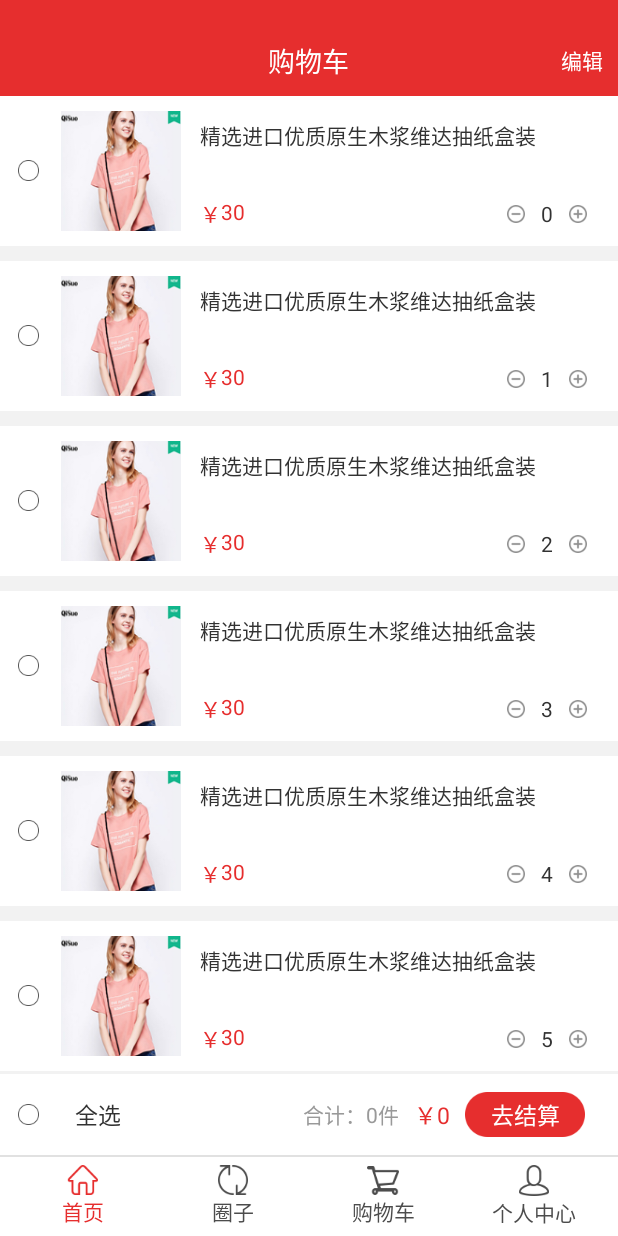
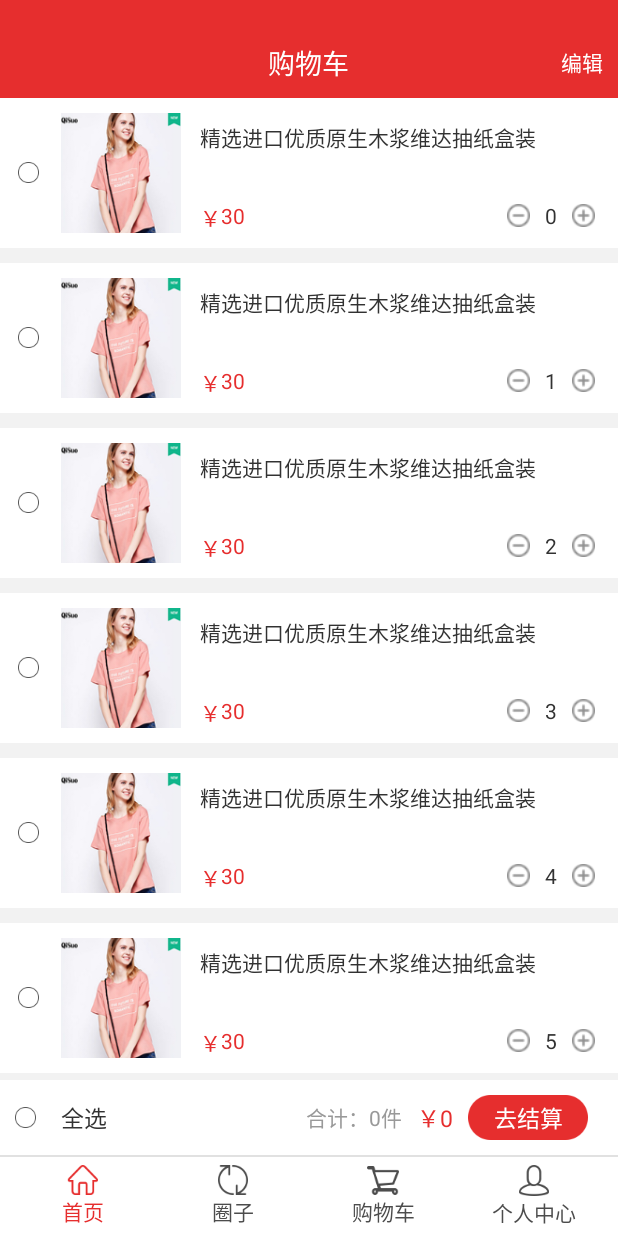
Before and after one commit to menglanlvcongrui/Shopping, an Android app: the fragment ShoppingcartFragment placed in its activity, on a phone screen of 412 x 824 dp. Run offline under Robolectric (Android 15) with nearby library versions, the phone set to English and light mode, and no system bars.

Commit message:
页面调整

```diff
--- a/app/src/main/java/com/example/administrator/shopping/adapter/ShoppingcartAdapter.java
+++ b/app/src/main/java/com/example/administrator/shopping/adapter/ShoppingcartAdapter.java
@@ -15,9 +15,9 @@ import android.widget.LinearLayout;
 import android.widget.TextView;
 
 import com.example.administrator.shopping.R;
+import com.example.administrator.shopping.bean.CartBean;
 import com.example.administrator.shopping.fragment.ShoppingcartFragment;
 
-import java.util.ArrayList;
 import java.util.List;
 
 /**
@@ -27,105 +27,79 @@ import java.util.List;
 public class ShoppingcartAdapter extends BaseAdapter implements View.OnClickListener {
     LayoutInflater infater = null;
     Context context;
-    List<String> cartlist;
-    //    List<CartBean> cartlist;
+    //    List<String> cartlist;
+    List<CartBean> cartlist;
     boolean[] isselect;//表示是否选中数组
-    int[] moneylist;//表示价格数组
-    int[] numberlist;//表示数量数组
     int total = 0, count = 0;//总价,件数
-    int[] finish_isVisible;//是否显示完成页面
-    int[] edit_isVisible;//是否显示编辑页面
-    int[] finishlist;//数据更新，计数数组（是否更新数据）
     public Handler handler = new Handler() {
         @Override
         public void handleMessage(Message msg) {
             switch (msg.what) {
                 case 0x01://表示全选
                     for (int i = 0; i < cartlist.size(); i++) {
-                        isselect[i] = true;
+//                        isselect[i] = true;
+                        cartlist.get(i).setIsselect(true);
                         notifyDataSetChanged();
                     }
                     break;
                 case 0x02://表示全不选
                     for (int i = 0; i < cartlist.size(); i++) {
-                        isselect[i] = false;
+//                        isselect[i] = false;
+                        cartlist.get(i).setIsselect(false);
                         notifyDataSetChanged();
                     }
                     break;
                 case 0x03://完成界面，进入编辑模式
                     for (int i = 0; i < cartlist.size(); i++) {
-                        finish_isVisible[i] = View.VISIBLE;
-                        edit_isVisible[i] = View.GONE;
+                        cartlist.get(i).setFinish_isVisible(View.VISIBLE);
+                        cartlist.get(i).setEdit_isVisible(View.GONE);
+//                        finish_isVisible[i] = View.VISIBLE;
+//                        edit_isVisible[i] = View.GONE;
                     }
-                    finishlist = numberlist;
+                    for (int i = 0; i < cartlist.size(); i++) {
+//                        finishlist = numberlist;
+                        cartlist.get(i).setFinishlist( cartlist.get(i).getNumberlist());
+                    }
+
                     notifyDataSetInvalidated();
                     break;
                 case 0x04://编辑界面，进入完成界面（操作完成）
                     for (int i = 0; i < cartlist.size(); i++) {
-                        finish_isVisible[i] = View.GONE;
-                        edit_isVisible[i] = View.VISIBLE;
+                        cartlist.get(i).setFinish_isVisible( View.GONE);
+                        cartlist.get(i).setEdit_isVisible(View.VISIBLE);
                     }
-                    numberlist = finishlist;
+                    for (int i = 0; i < cartlist.size(); i++) {
+//                         numberlist= finishlist;
+                        cartlist.get(i).setNumberlist( cartlist.get(i).getFinishlist());
+                    }
                     notifyDataSetInvalidated();
                     break;
                 case 0x05://删除item（购物车）
                     for (int i = 0; i < cartlist.size(); i++) {
-                        if (isselect[i]) {
-                            deleteItem(i);
-                        }
+                        cartlist.get(i).setFinish_isVisible( View.GONE);
+                        cartlist.get(i).setEdit_isVisible(View.VISIBLE);
                     }
+                    for (int i = 0; i < cartlist.size(); i++) {
+//                         numberlist= finishlist;
+                        cartlist.get(i).setNumberlist( cartlist.get(i).getFinishlist());
+                    }
+                    notifyDataSetInvalidated();
                     break;
             }
         }
     };
-
-    public void deleteItem(int position) {
-//        boolean[] isselect;//表示是否选中数组
-//        int[] moneylist;//表示价格数组
-//        int[] numberlist;//表示数量数组
-//        int total = 0, count = 0;//总价,件数
-//        int[] finish_isVisible;//是否显示完成页面
-//        int[] edit_isVisible;//是否显示编辑页面
-//        int[] finishlist;//数据更新，计数数组（是否更新数据）
-
-//        moneylist = deleteArr(moneylist, b);
-
-    }
-
-    private static Integer[] deleteArr(int[] arr1, int[] arr2) {//原数组//需要删除数组
-        List<Integer> list = new ArrayList<>();
-        for (int str : arr1) {          //处理第一个数组,list里面的值为
-//            if (!list.contains(str)) {
-            list.add(str);
-//            }
-        }
-        for (int str : arr2) {   //如果第二个数组存在和第一个数组相同的值，就删除
-            if (list.contains(str)) {
-                list.remove(str);
-            }
-        }
-        Integer[] result = {};   //创建空数组
-        return list.toArray(result);    //List to Array
-    }
-
-    public ShoppingcartAdapter(Context context, List<String> cartlist) {
+public List<CartBean> getCartlist(){
+    return cartlist;
+}
+public void setList( List<CartBean> cartlist){
+    isselect = new boolean[cartlist.size()];
+    this.cartlist=cartlist;
+}
+    public ShoppingcartAdapter(Context context, List<CartBean> cartlist) {
         this.context = context;
+        this.cartlist = cartlist;
         isselect = new boolean[cartlist.size()];
-        moneylist = new int[cartlist.size()];
-        numberlist = new int[cartlist.size()];
-        finish_isVisible = new int[cartlist.size()];
-        edit_isVisible = new int[cartlist.size()];
-        finishlist = new int[cartlist.size()];
-        for (int i = 0; i < cartlist.size(); i++) {
-            numberlist[i] = i;
-            finishlist[i] = i;
-            isselect[i] = false;
-            finish_isVisible[i] = View.GONE;
-            edit_isVisible[i] = View.VISIBLE;
-        }
         infater = (LayoutInflater) context.getSystemService(Context.LAYOUT_INFLATER_SERVICE);
-        this.cartlist = cartlist;
-
     }
 
 
@@ -158,11 +132,20 @@ public class ShoppingcartAdapter extends BaseAdapter implements View.OnClickList
             view = convertview;
             holder = (ViewHolder) convertview.getTag();
         }
-        holder.numbers.setText(numberlist[position] + "");
-        holder.number.setText(finishlist[position] + "");
-        holder.check_cart.setChecked(isselect[position]);
-        holder.liner_edit.setVisibility(edit_isVisible[position]);
-        holder.liner_finish.setVisibility(finish_isVisible[position]);
+        CartBean cartBean = cartlist.get(position);
+        if (cartBean.getEdit_isVisible() == View.GONE) {
+            holder.liner_edit.setVisibility(View.GONE);
+        } else {
+            holder.liner_edit.setVisibility(View.VISIBLE);
+        }
+        if (cartBean.getFinish_isVisible() == View.GONE) {
+            holder.liner_finish.setVisibility(View.GONE);
+        } else {
+            holder.liner_finish.setVisibility(View.VISIBLE);
+        }
+        holder.numbers.setText(cartBean.getNumberlist() + "");
+        holder.number.setText(cartBean.getFinishlist() + "");
+        holder.check_cart.setChecked(cartBean.isselect());
         holder.itempayment.setOnClickListener(new View.OnClickListener() {
             @Override
             public void onClick(View v) {
@@ -174,9 +157,10 @@ public class ShoppingcartAdapter extends BaseAdapter implements View.OnClickList
             @Override
             public void onClick(View v) {
                 for (int i = 0; i < cartlist.size(); i++) {
-                    if (finishlist[i] > 0) {
+                    if (cartlist.get(i).getFinishlist() > 0) {
                         if (position == i) {
-                            finishlist[position]--;
+//                            finishlist[position]--;
+                            cartlist.get(i).setFinishlist(cartlist.get(i).getFinishlist() - 1);
                             notifyDataSetChanged();
                         }
                     }
@@ -188,7 +172,8 @@ public class ShoppingcartAdapter extends BaseAdapter implements View.OnClickList
             public void onClick(View v) {
                 for (int i = 0; i < cartlist.size(); i++) {
                     if (position == i) {
-                        finishlist[position]++;
+                        cartlist.get(i).setFinishlist(cartlist.get(i).getFinishlist() + 1);
+//                        finishlist[position]++;
                         notifyDataSetChanged();
                     }
                 }
@@ -203,15 +188,16 @@ public class ShoppingcartAdapter extends BaseAdapter implements View.OnClickList
                 total = 0;
                 count = 0;
                 for (int i = 0; i < cartlist.size(); i++) {
-                    if (numberlist[i] > 0) {
+                    if (cartlist.get(i).getNumberlist()> 0) {
                         if (position == i) {
-                            numberlist[position]--;
+//                            numberlist[position]--;
+                            cartlist.get(i).setNumberlist(cartlist.get(i).getNumberlist() - 1);
                             notifyDataSetChanged();
                         }
                     }
-                    if (isselect[i]) {
-                        total = total + 30 * numberlist[i];
-                        count += numberlist[i];
+                    if (cartlist.get(i).isselect()) {
+                        total = total + 30 * cartlist.get(i).getNumberlist();
+                        count += cartlist.get(i).getNumberlist();
                     }
                 }
                 Message message = ShoppingcartFragment.handler.obtainMessage();
@@ -230,12 +216,13 @@ public class ShoppingcartAdapter extends BaseAdapter implements View.OnClickList
                 count = 0;
                 for (int i = 0; i < cartlist.size(); i++) {
                     if (position == i) {
-                        numberlist[position]++;
+//                        numberlist[position]++;
+                        cartlist.get(i).setNumberlist(cartlist.get(i).getNumberlist() + 1);
                         notifyDataSetChanged();
                     }
-                    if (isselect[i]) {
-                        count += numberlist[i];
-                        total = total + 30 * numberlist[i];
+                    if (cartlist.get(i).isselect()) {
+                        count += cartlist.get(i).getNumberlist();
+                        total = total + 30 * cartlist.get(i).getNumberlist();
                     }
                 }
                 Message message = ShoppingcartFragment.handler.obtainMessage();
@@ -251,18 +238,21 @@ public class ShoppingcartAdapter extends BaseAdapter implements View.OnClickList
         holder.check_cart.setOnCheckedChangeListener(new CompoundButton.OnCheckedChangeListener() {
             @Override
             public void onCheckedChanged(CompoundButton buttonView, boolean isChecked) {
+                if (!buttonView.isPressed()) return;//设置点击才会执行，否则不执行
                 total = 0;
                 count = 0;
                 for (int i = 0; i < cartlist.size(); i++) {
                     if (position == i) {
-                        isselect[position] = isChecked;
+                        cartlist.get(position).setIsselect(isChecked);
+//                        isselect[position] = isChecked;
                     }
-                    if (isselect[i]) {
-                        count += numberlist[i];
-                        total = total + 30 * numberlist[i];
+                    if (cartlist.get(i).isselect()) {
+                        count += cartlist.get(i).getNumberlist();
+                        total = total + 30 * cartlist.get(i).getNumberlist();
                     }
+                    isselect[i] = cartlist.get(i).isselect();
+                }
 
-                }
                 Message message = ShoppingcartFragment.handler.obtainMessage();
                 Bundle bundle = new Bundle();
                 bundle.putString("total", String.valueOf(total));
@@ -287,7 +277,8 @@ public class ShoppingcartAdapter extends BaseAdapter implements View.OnClickList
         LinearLayout liner_edit, liner_finish;//编辑页面布局/完成页面布局
         CheckBox check_cart;//选择
         TextView numbers, number;//数量
-        ImageView reduce, add, finish_reduce, finish_add;//1.编辑界面增加/减少按钮  2.完成界面增加/减少按钮
+        ImageView reduce, add;//1.编辑界面增加/减少按钮
+        LinearLayout finish_reduce, finish_add;//2.完成界面增加/减少按钮
         LinearLayout itempayment;
 
         public ViewHolder(View view) {
@@ -298,8 +289,8 @@ public class ShoppingcartAdapter extends BaseAdapter implements View.OnClickList
             this.add = (ImageView) view.findViewById(R.id.plus);
             this.liner_finish = (LinearLayout) view.findViewById(R.id.liner_finish);
             this.liner_edit = (LinearLayout) view.findViewById(R.id.liner_edit);
-            this.finish_reduce = (ImageView) view.findViewById(R.id.finish_reduce);
-            this.finish_add = (ImageView) view.findViewById(R.id.finish_add);
+            this.finish_reduce = (LinearLayout) view.findViewById(R.id.finish_reduce);
+            this.finish_add = (LinearLayout) view.findViewById(R.id.finish_add);
             this.itempayment = (LinearLayout) view.findViewById(R.id.itempayment);
         }
     }
--- a/app/src/main/java/com/example/administrator/shopping/fragment/ShoppingcartFragment.java
+++ b/app/src/main/java/com/example/administrator/shopping/fragment/ShoppingcartFragment.java
@@ -26,8 +26,8 @@ public class ShoppingcartFragment extends Fragment implements View.OnClickListen
     ShoppingcartAdapter shoppingcartAdapter;//购物车适配器
     static TextView text_price, text_piece;//价格、总价
     LinearLayout linear, linear_1;//需要隐藏的布局
-//    List<CartBean> cartlist;//购物车数组类
-    List<String> cartlist;//购物车数组类
+    static List<CartBean> cartlist;//购物车数组类
+//    List<String> cartlist;//购物车数组类
     TextView is_edit, payment;//编辑/完成  结算/编辑
     static CheckBox check_all;//全选按钮
     boolean isEdit = false;//编辑/完成标记
@@ -40,11 +40,10 @@ public class ShoppingcartFragment extends Fragment implements View.OnClickListen
                 case 0x01:
                     text_price.setText(msg.getData().getString("total"));
                     text_piece.setText(msg.getData().getString("count"));
-
                     break;
                 case 0x02:
                     int j = 0;
-                    for (int i = 0; i < 6; i++)
+                    for (int i = 0; i < cartlist.size(); i++)
                         if (!msg.getData().getBooleanArray("isselect")[i]) {
                             j++;
                         }
@@ -127,14 +126,14 @@ public class ShoppingcartFragment extends Fragment implements View.OnClickListen
         cartBean6.setFinishlist(5);
         cartBean6.setFinish_isVisible(View.GONE);
         for (int i=0;i<6;i++){
-            cartlist.add(i+"");
+//            cartlist.add(i+"");
         }
-//        cartlist.add(cartBean1);
-//        cartlist.add(cartBean2);
-//        cartlist.add(cartBean3);
-//        cartlist.add(cartBean4);
-//        cartlist.add(cartBean5);
-//        cartlist.add(cartBean6);
+        cartlist.add(cartBean1);
+        cartlist.add(cartBean2);
+        cartlist.add(cartBean3);
+        cartlist.add(cartBean4);
+        cartlist.add(cartBean5);
+        cartlist.add(cartBean6);
     }
 
     void initview(View view) {
@@ -188,10 +187,16 @@ public class ShoppingcartFragment extends Fragment implements View.OnClickListen
                 break;
             case R.id.payment:
                 if (payment.getText().equals("删除")) {
+                    is_edit.setText("编辑");
+                    payment.setText("去结算");
+                    linear.setVisibility(View.VISIBLE);
+                    linear_1.setVisibility(View.VISIBLE);
                     Message message = new Message();
                     message.what = 0x05;
                     shoppingcartAdapter.handler.sendMessage(message);
+                    deleteMsg(shoppingcartAdapter.getCartlist());
                     isEdit = false;
+                    return;
                 }
                 if (payment.getText().equals("去结算")){
                     Intent intent =new Intent(getActivity(), ShoppingcartPaymentActivity.class);
@@ -200,4 +205,16 @@ public class ShoppingcartFragment extends Fragment implements View.OnClickListen
                 break;
         }
     }
+    public void deleteMsg(List<CartBean> cartlist){
+        List<CartBean> deleteList = new ArrayList<>();
+        for (CartBean cartBean : cartlist) {
+            // (1-已读 0-未读)
+            if (cartBean.isselect()) {
+                deleteList.add(cartBean);
+            }
+        }
+        this.cartlist.removeAll(deleteList);
+        shoppingcartAdapter.setList(this.cartlist);
+        shoppingcartAdapter.notifyDataSetChanged();
+    }
 }
--- a/app/src/main/res/layout/dialog_clean.xml
+++ b/app/src/main/res/layout/dialog_clean.xml
@@ -81,7 +81,7 @@
                 android:background="@null"
                 android:text="清除"
                 android:textColor="#e62e2e"
-                android:textSize="20dp" />
+                android:textSize="15sp" />
         </LinearLayout>
     </LinearLayout>
 
--- a/app/src/main/res/layout/fragment_shoppingcart.xml
+++ b/app/src/main/res/layout/fragment_shoppingcart.xml
@@ -37,7 +37,7 @@
 -->
     <RelativeLayout
         android:layout_width="match_parent"
-        android:layout_height="64dp"
+        android:layout_height="65dp"
         android:background="@color/redFive"
         android:padding="10dp">
 
@@ -77,9 +77,9 @@
 
     <RelativeLayout
         android:layout_width="match_parent"
-        android:layout_height="wrap_content"
+        android:layout_height="50dp"
         android:background="@color/white"
-        android:padding="12dp">
+        android:padding="10dp">
 
         <LinearLayout
             android:layout_width="wrap_content"
@@ -91,17 +91,16 @@
                 android:id="@+id/check_all"
                 android:layout_width="wrap_content"
                 android:layout_height="wrap_content"
-                android:layout_gravity="center_vertical"
                 android:background="@null"
-                android:paddingLeft="12dp"
                 android:button="@drawable/shoppingcart_finish_selector"
-                />
+                android:padding="5dp" />
 
             <TextView
                 android:layout_width="wrap_content"
-                android:layout_height="wrap_content"
-                android:layout_gravity="center_vertical"
-                android:layout_marginLeft="12dp"
+                android:layout_height="match_parent"
+                android:layout_marginLeft="6dp"
+                android:layout_marginRight="5dp"
+                android:gravity="center_vertical"
                 android:text="全选"
                 android:textColor="@color/Treeblack"
                 android:textSize="@dimen/text_size_two" />
@@ -151,7 +150,6 @@
             <TextView
                 android:layout_width="wrap_content"
                 android:layout_height="wrap_content"
-                android:layout_centerVertical="true"
                 android:text="￥"
                 android:textColor="@color/redFive"
                 android:textSize="@dimen/text_size_two" />
@@ -160,7 +158,6 @@
                 android:id="@+id/textView"
                 android:layout_width="wrap_content"
                 android:layout_height="wrap_content"
-                android:layout_centerVertical="true"
                 android:text="0"
                 android:textColor="@color/redFive"
                 android:textSize="@dimen/text_size_two" />
@@ -171,7 +168,6 @@
             android:layout_width="wrap_content"
             android:layout_height="wrap_content"
             android:layout_alignParentRight="true"
-            android:layout_centerVertical="true"
             android:layout_marginRight="10dp"
             android:background="@mipmap/payment_button"
             android:gravity="center"
--- a/app/src/main/res/layout/item_shoppingcart.xml
+++ b/app/src/main/res/layout/item_shoppingcart.xml
@@ -43,13 +43,20 @@
             android:orientation="horizontal"
             android:visibility="gone">
 
-            <ImageView
+            <LinearLayout
                 android:id="@+id/finish_reduce"
                 android:layout_width="0dp"
-                android:layout_height="wrap_content"
+                android:layout_height="30dp"
                 android:layout_gravity="center"
                 android:layout_weight="1"
-                android:src="@mipmap/reduce" />
+                android:gravity="center">
+
+                <ImageView
+
+                    android:layout_width="15dp"
+                    android:layout_height="15dp"
+                    android:background="@mipmap/reduce" />
+            </LinearLayout>
 
             <TextView
                 android:id="@+id/numbers"
@@ -61,21 +68,29 @@
                 android:text="1"
                 android:textSize="@dimen/text_size_one" />
 
-            <ImageView
+            <LinearLayout
                 android:id="@+id/finish_add"
                 android:layout_width="0dp"
-                android:layout_height="wrap_content"
+                android:layout_height="30dp"
                 android:layout_gravity="center"
                 android:layout_weight="1"
-                android:src="@mipmap/plus" />
+                android:gravity="center">
+
+                <ImageView
+
+                    android:layout_width="15dp"
+                    android:layout_height="15dp"
+                    android:layout_gravity="center"
+                    android:background="@mipmap/plus" />
+            </LinearLayout>
         </LinearLayout>
 
         <LinearLayout
-            android:paddingBottom="10dp"
             android:id="@+id/liner_edit"
             android:layout_width="match_parent"
             android:layout_height="match_parent"
-            android:orientation="vertical">
+            android:orientation="vertical"
+            android:paddingBottom="10dp">
 
             <LinearLayout
                 android:layout_width="match_parent"
@@ -95,7 +110,6 @@
             <RelativeLayout
                 android:layout_width="match_parent"
                 android:layout_height="wrap_content"
-                android:layout_marginTop="21dp"
                 android:layout_marginRight="15dp"
                 android:gravity="bottom">
 
@@ -123,20 +137,18 @@
 
                     <ImageView
                         android:id="@+id/reduce"
-                        android:layout_width="wrap_content"
-                        android:layout_height="wrap_content"
+                        android:layout_width="15dp"
+                        android:layout_height="15dp"
                         android:layout_gravity="center"
-                        android:layout_marginRight="5dp"
+                        android:layout_marginRight="10dp"
                         android:layout_toLeftOf="@+id/one"
-                        android:padding="5dp"
-                        android:src="@mipmap/reduce" />
+                        android:background="@mipmap/reduce" />
 
                     <TextView
                         android:id="@+id/one"
                         android:layout_width="wrap_content"
                         android:layout_height="wrap_content"
                         android:layout_gravity="center"
-                        android:layout_marginRight="5dp"
                         android:layout_toLeftOf="@+id/plus"
                         android:gravity="center"
                         android:text="1"
@@ -145,12 +157,12 @@
 
                     <ImageView
                         android:id="@+id/plus"
-                        android:layout_width="wrap_content"
-                        android:layout_height="wrap_content"
+                        android:layout_width="15dp"
+                        android:layout_height="15dp"
                         android:layout_alignParentRight="true"
                         android:layout_gravity="center"
-                        android:padding="5dp"
-                        android:src="@mipmap/plus" />
+                        android:layout_marginLeft="10dp"
+                        android:background="@mipmap/plus" />
                 </LinearLayout>
             </RelativeLayout>
         </LinearLayout>
--- a/app/src/main/res/values/styles.xml
+++ b/app/src/main/res/values/styles.xml
@@ -1,7 +1,7 @@
 <resources>
 
     <!-- Base application theme. -->
-    <style name="AppTheme" parent="Base.Theme.AppCompat.Light.DarkActionBar">
+    <style name="AppTheme" parent="Theme.AppCompat.Light.DarkActionBar">
         <!-- Customize your theme here. -->
         <item name="colorPrimary">@color/colorPrimary</item>
         <item name="colorPrimaryDark">@color/colorPrimaryDark</item>
```
Also changed, not shown: app/src/main/java/com/example/administrator/shopping/activity/EditAddressActivity.java (+12 -7 lines), app/src/main/java/com/example/administrator/shopping/view/PercentRelativeLayout.java (added, +114 -0 lines), app/src/main/res/layout/activity_signin.xml (+9 -29 lines), app/src/main/res/values/attrs.xml (added, +7 -0 lines).
